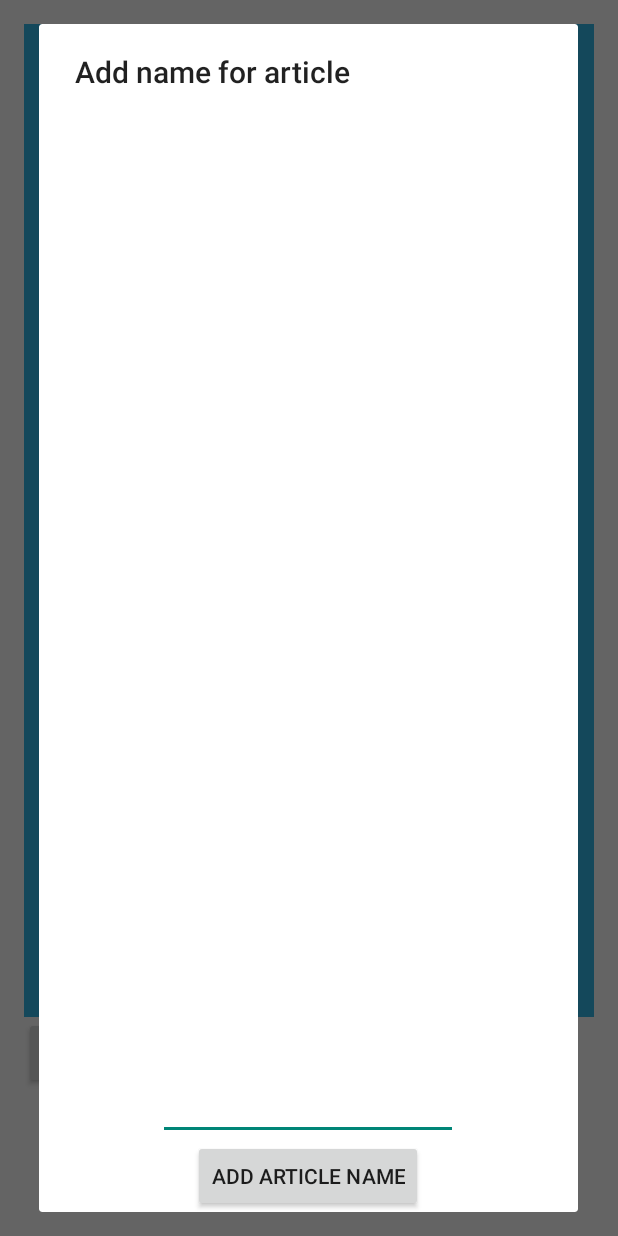
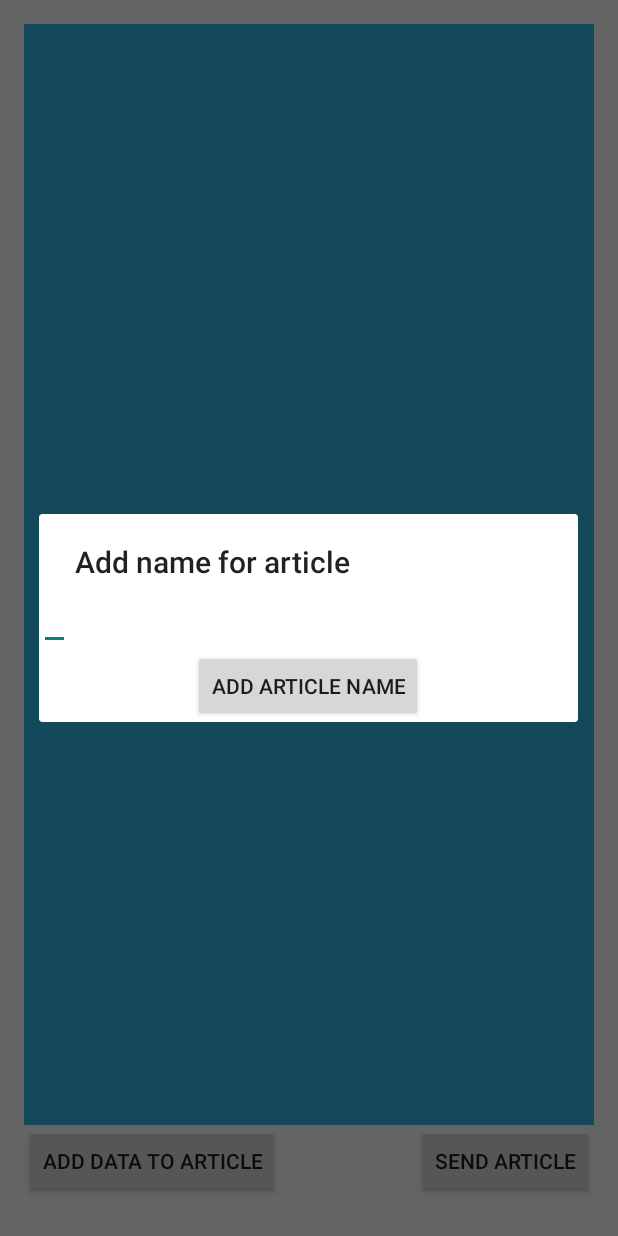
Before and after one commit to sunith87/NewsCodefest, an Android app: the screen it shows after launch (HomeActivity), after a tap on "SEND ARTICLE", on a phone screen of 412 x 824 dp. Run offline under Robolectric (Android 15) with nearby library versions, the phone set to English and light mode, and no system bars; libraries missing offline, so code that uses them is left out: com.amazonaws.auth, com.amazonaws.services, com.amazonaws.util.

Commit message:
some cleanup

```diff
--- a/Codefest/app/src/main/res/layout/activity_home.xml
+++ b/Codefest/app/src/main/res/layout/activity_home.xml
@@ -9,30 +9,30 @@
     tools:context=".HomeActivity">
 
 
-    <LinearLayout
+    <RelativeLayout
 
         android:id="@+id/btnWrapper"
         android:layout_width="match_parent"
         android:layout_height="wrap_content"
         android:layout_alignParentBottom="true"
         android:layout_centerHorizontal="true"
-        android:layout_marginBottom="82dp"
-        android:orientation="horizontal">
+        android:layout_marginBottom="10dp">
 
         <Button
             android:id="@+id/btnAdd"
             android:layout_width="wrap_content"
             android:layout_height="wrap_content"
-
+            android:layout_alignParentLeft="true"
             android:text="Add data to Article" />
 
         <Button
             android:layout_width="wrap_content"
             android:layout_height="wrap_content"
             android:id="@+id/btnSubmit"
+            android:layout_alignParentRight="true"
             android:text="Send Article" />
 
-    </LinearLayout>
+    </RelativeLayout>
 
 
     <ScrollView
--- a/Codefest/app/src/main/res/layout/article_name.xml
+++ b/Codefest/app/src/main/res/layout/article_name.xml
@@ -1,20 +1,20 @@
 <?xml version="1.0" encoding="utf-8"?>
-<RelativeLayout xmlns:android="http://schemas.android.com/apk/res/android"
-    android:layout_width="wrap_content"
-    android:layout_height="200dip">
+<LinearLayout xmlns:android="http://schemas.android.com/apk/res/android"
+    android:layout_width="200dip"
+    android:layout_height="200dip"
+    android:orientation="vertical">
 
+    <EditText
+        android:id="@+id/articleNameText"
+        android:layout_width="wrap_content"
+        android:layout_height="wrap_content"
+        android:layout_centerHorizontal="true" />
     <Button
         android:id="@+id/articleNameButton"
         android:layout_width="wrap_content"
         android:layout_height="wrap_content"
-        android:layout_alignParentBottom="true"
-        android:layout_centerHorizontal="true"
+        android:layout_gravity="bottom|center_horizontal"
         android:text="Add Article Name" />
 
-    <EditText
-        android:id="@+id/articleNameText"
-        android:layout_width="200dip"
-        android:layout_height="100dip"
-        android:layout_above="@id/articleNameButton"
-        android:layout_centerHorizontal="true" />
-</RelativeLayout>
+
+</LinearLayout>
```
Also changed, not shown: Codefest/app/src/main/res/layout/image_name.xml (+11 -16 lines).
